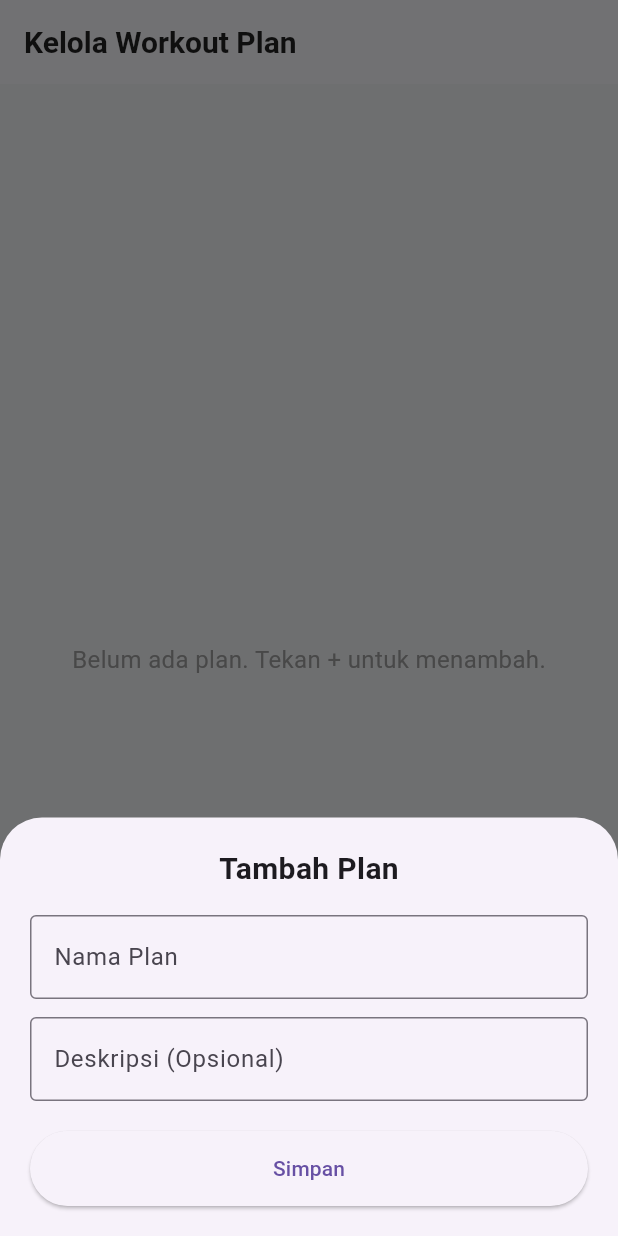
After one commit to dzulfahmi/fitworkout, a Flutter app: the PlanListScreen screen opened by its route, after a tap on the "add" icon, on a phone screen of 412 x 824 dp. The commit adds this screen. Run offline on Flutter 3.47's test engine with Material 3 defaults, Android fonts, the phone set to English and light mode, and no system bars; our stand-ins replace go_router, sqflite; accounts and stored records are empty.

Commit message:
Add workout plan management features and update app routing
- Implement PlanListScreen for managing workout plans
- Add routes for plan list and plan detail in app_router.dart
- Enhance DatabaseHelper with update and delete methods for workout plans
- Update HomeScreen to navigate to PlanListScreen
- Include Pods and frameworks in Xcode project configuration

```diff
--- a/lib/app_router.dart
+++ b/lib/app_router.dart
@@ -1,4 +1,5 @@
 import 'package:fit_workout/screens/home_screen.dart';
+import 'package:fit_workout/screens/plan_list_screen.dart';
 import 'package:fit_workout/screens/workout_list_screen.dart';
 import 'package:flutter/material.dart';
 import 'package:go_router/go_router.dart';
@@ -12,6 +13,7 @@ class AppRoutes {
   static const String homeRouteName = 'home';
   static const String workoutListRouteName = 'workouts';
   static const String planListRouteName = 'plans';
+  static const String planDetailRouteName = 'plan-detail';
   static const String historyRouteName = 'history';
   static const String startSessionRouteName = 'start-session';
 }
@@ -29,8 +31,33 @@ final appRouter = GoRouter(
       name: AppRoutes.workoutListRouteName,
       builder: (context, state) => const WorkoutListScreen(),
     ),
-    // --- TODO: Tambahkan Rute Lain Di Sini ---
-    // Contoh untuk halaman yang belum dibuat:
+    GoRoute(
+      path: '/plans',
+      name: AppRoutes.planListRouteName,
+      builder: (context, state) => const PlanListScreen(), // Menggunakan halaman baru
+    ),
+    // Rute untuk detail plan, menerima ID sebagai parameter
+    GoRoute(
+      path: '/plan/:planId', // :planId adalah path parameter
+      name: AppRoutes.planDetailRouteName,
+      builder: (context, state) {
+        // Ambil planId dari path parameter
+        final planId = int.tryParse(state.pathParameters['planId'] ?? '');
+        if (planId != null) {
+          // TODO: Ganti dengan halaman PlanDetailScreen(planId: planId)
+          return Scaffold(
+            appBar: AppBar(title: Text('Detail Plan $planId')),
+            body: Center(child: Text('TODO: Buat halaman detail untuk plan ID $planId')),
+          );
+        }
+        // Jika ID tidak valid, kembali ke home
+        // Sebaiknya tampilkan halaman error
+        return Scaffold(
+          appBar: AppBar(title: const Text('Error')),
+          body: const Center(child: Text('ID Plan tidak valid')),
+        );
+      },
+    ),
     /*
     GoRoute(
       path: '/plans',
--- /dev/null
+++ b/lib/screens/plan_list_screen.dart
@@ -0,0 +1,208 @@
+import 'package:fit_workout/app_router.dart';
+import 'package:fit_workout/core/database_helper.dart';
+import 'package:fit_workout/core/model/workout_model.dart';
+import 'package:flutter/material.dart';
+import 'package:go_router/go_router.dart';
+
+class PlanListScreen extends StatefulWidget {
+  const PlanListScreen({super.key});
+
+  @override
+  State<PlanListScreen> createState() => _PlanListScreenState();
+}
+
+class _PlanListScreenState extends State<PlanListScreen> {
+  late Future<List<WorkoutPlan>> _plansFuture;
+
+  @override
+  void initState() {
+    super.initState();
+    _refreshPlanList();
+  }
+
+  // Mengambil ulang data dari database
+  void _refreshPlanList() {
+    setState(() {
+      _plansFuture = DatabaseHelper.instance.readAllWorkoutPlans();
+    });
+  }
+
+  @override
+  Widget build(BuildContext context) {
+    return Scaffold(
+      appBar: AppBar(
+        title: const Text('Kelola Workout Plan'),
+      ),
+      body: FutureBuilder<List<WorkoutPlan>>(
+        future: _plansFuture,
+        builder: (context, snapshot) {
+          if (snapshot.connectionState == ConnectionState.waiting) {
+            return const Center(child: CircularProgressIndicator());
+          } else if (snapshot.hasError) {
+            return Center(child: Text('Error: ${snapshot.error}'));
+          } else if (!snapshot.hasData || snapshot.data!.isEmpty) {
+            return const Center(
+              child: Text(
+                'Belum ada plan. Tekan + untuk menambah.',
+                style: TextStyle(fontSize: 16, color: Colors.grey),
+              ),
+            );
+          }
+
+          final plans = snapshot.data!;
+
+          return ListView.builder(
+            itemCount: plans.length,
+            itemBuilder: (context, index) {
+              final plan = plans[index];
+              return Card(
+                child: ListTile(
+                  title: Text(plan.name),
+                  subtitle: Text(
+                    plan.description ?? 'Tidak ada deskripsi',
+                    maxLines: 1,
+                    overflow: TextOverflow.ellipsis,
+                  ),
+                  trailing: IconButton(
+                    icon: const Icon(Icons.delete, color: Colors.redAccent),
+                    onPressed: () => _deletePlan(plan.id!),
+                  ),
+                  onTap: () {
+                    // Navigasi ke halaman detail plan menggunakan go_router
+                    context.pushNamed(
+                      AppRoutes.planDetailRouteName,
+                      pathParameters: {'planId': plan.id.toString()},
+                    );
+                  },
+                ),
+              );
+            },
+          );
+        },
+      ),
+      floatingActionButton: FloatingActionButton(
+        child: const Icon(Icons.add),
+        onPressed: () => _showPlanForm(),
+      ),
+    );
+  }
+
+  // Menghapus plan
+  Future<void> _deletePlan(int id) async {
+    // Tampilkan dialog konfirmasi
+    final bool? didConfirm = await showDialog(
+      context: context,
+      builder: (context) => AlertDialog(
+        title: const Text('Hapus Plan?'),
+        content: const Text('Apakah Anda yakin ingin menghapus plan ini? Ini akan menghapus semua data terkait.'),
+        actions: [
+          TextButton(
+            onPressed: () => Navigator.of(context).pop(false),
+            child: const Text('Batal'),
+          ),
+          TextButton(
+            onPressed: () => Navigator.of(context).pop(true),
+            child: const Text('Hapus'),
+          ),
+        ],
+      ),
+    );
+
+    if (didConfirm == true) {
+      await DatabaseHelper.instance.deleteWorkoutPlan(id);
+      ScaffoldMessenger.of(context).showSnackBar(
+        const SnackBar(
+          content: Text('Plan berhasil dihapus'),
+          backgroundColor: Colors.green,
+        ),
+      );
+      _refreshPlanList();
+    }
+  }
+
+  // Menampilkan dialog form untuk menambah atau edit plan
+  void _showPlanForm({WorkoutPlan? plan}) {
+    final formKey = GlobalKey<FormState>();
+    final nameController = TextEditingController(text: plan?.name);
+    final descController = TextEditingController(text: plan?.description);
+
+    showModalBottomSheet(
+      context: context,
+      isScrollControlled: true,
+      builder: (context) {
+        return Padding(
+          padding: EdgeInsets.only(
+            bottom: MediaQuery.of(context).viewInsets.bottom,
+            top: 20,
+            left: 20,
+            right: 20,
+          ),
+          child: Form(
+            key: formKey,
+            child: SingleChildScrollView(
+              child: Column(
+                mainAxisSize: MainAxisSize.min,
+                children: [
+                  Text(
+                    plan == null ? 'Tambah Plan' : 'Edit Plan',
+                    style: const TextStyle(
+                        fontSize: 20, fontWeight: FontWeight.bold),
+                  ),
+                  const SizedBox(height: 16),
+                  TextFormField(
+                    controller: nameController,
+                    decoration: const InputDecoration(
+                      labelText: 'Nama Plan',
+                      border: OutlineInputBorder(),
+                    ),
+                    validator: (value) => (value == null || value.isEmpty)
+                        ? 'Nama tidak boleh kosong'
+                        : null,
+                  ),
+                  const SizedBox(height: 12),
+                  TextFormField(
+                    controller: descController,
+                    decoration: const InputDecoration(
+                      labelText: 'Deskripsi (Opsional)',
+                      border: OutlineInputBorder(),
+                    ),
+                  ),
+                  const SizedBox(height: 20),
+                  ElevatedButton(
+                    style: ElevatedButton.styleFrom(
+                      minimumSize: const Size(double.infinity, 50),
+                    ),
+                    onPressed: () async {
+                      if (formKey.currentState!.validate()) {
+                        final newPlan = WorkoutPlan(
+                          id: plan?.id, // ID tetap jika edit
+                          name: nameController.text,
+                          description: descController.text.isNotEmpty
+                              ? descController.text
+                              : null,
+                        );
+
+                        if (plan == null) {
+                          // Create
+                          await DatabaseHelper.instance.createWorkoutPlan(newPlan);
+                        } else {
+                          // Update
+                          await DatabaseHelper.instance.updateWorkoutPlan(newPlan);
+                        }
+
+                        Navigator.of(context).pop(); // Tutup bottom sheet
+                        _refreshPlanList(); // Segarkan list
+                      }
+                    },
+                    child: Text(plan == null ? 'Simpan' : 'Update'),
+                  ),
+                  const SizedBox(height: 20),
+                ],
+              ),
+            ),
+          ),
+        );
+      },
+    );
+  }
+}
```
Also changed, not shown: lib/core/database_helper.dart (+19 -0 lines), lib/screens/home_screen.dart (+2 -20 lines), 3 other files.
